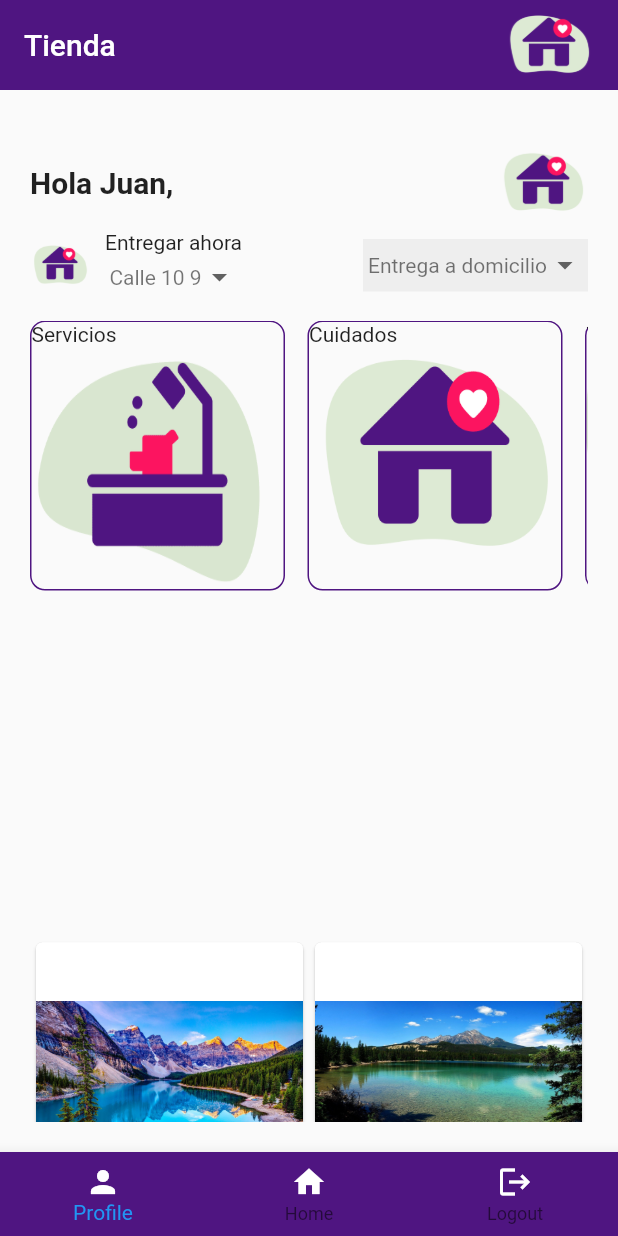
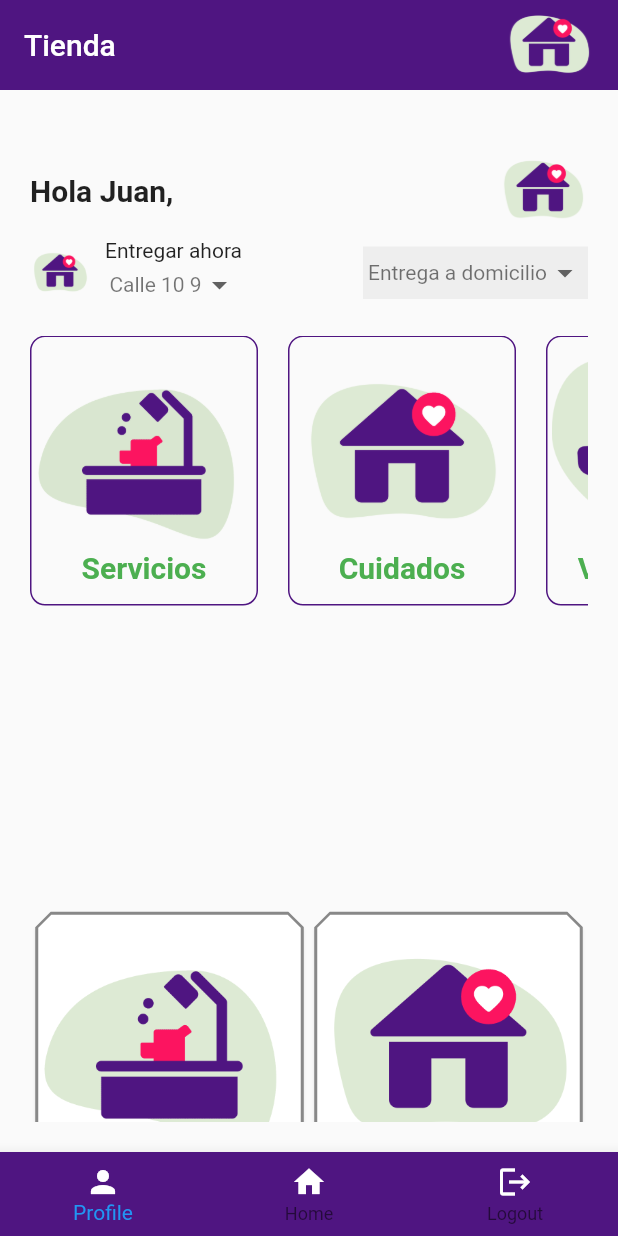
Before and after one commit to MiceliLanda/flutter_api, a Flutter app: the screen it shows after launch, on a phone screen of 412 x 824 dp. Run offline on Flutter 3.47's test engine with Material 2 defaults, Android fonts, the phone set to English and light mode, and no system bars; network calls fail.

Commit message:
viewsUpdatedGridandSlider

```diff
--- a/lib/views/Home/home.dart
+++ b/lib/views/Home/home.dart
@@ -127,51 +127,10 @@ class _HomeState extends State<Home> {
           child: Column(
             crossAxisAlignment: CrossAxisAlignment.center,
             children: [
-              Expanded(
-                flex: 2,
-                child: Column(
-                  mainAxisAlignment: MainAxisAlignment.center,
-                  children: [
-                    Row(
-                      mainAxisAlignment: MainAxisAlignment.spaceBetween,
-                      children: [
-                        const Text('Hola Juan,',
-                            style: TextStyle(
-                                fontSize: 20, fontWeight: FontWeight.bold)),
-                        Image.asset("assets/images/2.png",
-                            width: 60, height: 60),
-                        //
-                        // _comboBox()
-                      ],
-                    ),
-                    Row(
-                      mainAxisAlignment: MainAxisAlignment.spaceBetween,
-                      children: [
-                        Row(
-                          children: [
-                            Image.asset("assets/images/2.png",
-                                width: 40, height: 50),
-                            const SizedBox(
-                              width: 10,
-                            ),
-                            Column(
-                              children: [
-                                const Text('Entregar ahora'),
-                                _comboBox2(),
-                              ],
-                            )
-                          ],
-                        ),
-                        _comboBox()
-                      ],
-                    )
-                  ],
-                ),
-              ),
+              _headItems(),
               _scrollHoriontal(),
               _sliderImage(),
               // Expanded(child: _pageChanged()),
-
               _gridImages(context)
             ],
           ),
@@ -208,6 +167,47 @@ class _HomeState extends State<Home> {
                 MaterialPageRoute(builder: (context) => const Login()));
           }
         },
+      ),
+    );
+  }
+
+  Expanded _headItems() {
+    return Expanded(
+      flex: 2,
+      child: Column(
+        mainAxisAlignment: MainAxisAlignment.center,
+        children: [
+          Row(
+            mainAxisAlignment: MainAxisAlignment.spaceBetween,
+            children: [
+              const Text('Hola Juan,',
+                  style: TextStyle(fontSize: 20, fontWeight: FontWeight.bold)),
+              Image.asset("assets/images/2.png", width: 60, height: 60),
+              //
+              // _comboBox()
+            ],
+          ),
+          Row(
+            mainAxisAlignment: MainAxisAlignment.spaceBetween,
+            children: [
+              Row(
+                children: [
+                  Image.asset("assets/images/2.png", width: 40, height: 50),
+                  const SizedBox(
+                    width: 10,
+                  ),
+                  Column(
+                    children: [
+                      const Text('Entregar ahora'),
+                      _comboBox2(),
+                    ],
+                  )
+                ],
+              ),
+              _comboBox()
+            ],
+          )
+        ],
       ),
     );
   }
@@ -284,28 +284,43 @@ class _HomeState extends State<Home> {
     return Expanded(
       flex: 3,
       child: Column(
+        // mainAxisAlignment: MainAxisAlignment.center,
         children: [
-          SizedBox(
+          Container(
+            // color: Colors.greenAccent,}
             height: 180,
             child: ListView.builder(
               itemCount: images.length,
               scrollDirection: Axis.horizontal,
-                itemBuilder: (context, index) => Container(
-                      width: 170,
-                      margin: const EdgeInsets.only(right: 15),
+              itemBuilder: (context, index) => Column(
+                children: [
+                  Container(
+                    margin: const EdgeInsets.only(right: 20),
+                    height: 180,
                     decoration: BoxDecoration(
+                      // color: Colors.redAccent,
                       borderRadius: BorderRadius.circular(10),
-                        border: Border.all(color: const Color(0xff4f1581)),
-                        image: DecorationImage(
-                            image:
-                                AssetImage(images[index]['image'].toString()),
-                            fit: BoxFit.fill),
-                        // shape: BoxShape.rectangle
+                      border: Border.all(
+                        color: const Color(0xff4f1581),
+                        width: 1,
                       ),
-                      child: Text(
-                        images[index]['name'].toString(),
                     ),
-                    )),
+                    child: Column(
+                      mainAxisAlignment: MainAxisAlignment.center,
+                      children: [
+                        Image.asset(images[index]['image'].toString(),
+                            width: 150, height: 130),
+                        Text(images[index]['name'].toString(),
+                            style: const TextStyle(
+                                fontSize: 20,
+                                fontWeight: FontWeight.bold,
+                                color: Colors.green)),
+                      ],
+                    ),
+                  ),
+                ],
+              ),
+            ),
           )
         ],
       ),
@@ -316,18 +331,13 @@ class _HomeState extends State<Home> {
     return Expanded(
       flex: 2,
       child: Container(
-          margin: const EdgeInsets.only(top: 10),
+          // height: 60,
+          // margin: const EdgeInsets.only(top: 0),
           child: GridView.count(
         physics: const BouncingScrollPhysics(),
         crossAxisCount: 2,
-            children: List.generate(gridImages.length, (index) {
-              return Container(
-                // decoration: BoxDecoration(
-                //     // border: Border.all(
-                //     //     // color: const Color(0xff4f1581),
-                //     //     ),
-                //     ),
-                child: GestureDetector(
+        children: List.generate(images.length, (index) {
+          return GestureDetector(
             onTap: () {
               showDialog(
                   context: context,
@@ -349,12 +359,11 @@ class _HomeState extends State<Home> {
                                 borderRadius: BorderRadius.circular(10),
                                 child: Image.asset(gridImages[index]),
                               ),
-                                    const SizedBox(height: 10),
+                              // const SizedBox(height: 15),
                               const Text(
                                 'Travel',
                                 style: TextStyle(
-                                          fontWeight: FontWeight.bold,
-                                          fontSize: 18),
+                                    fontWeight: FontWeight.bold, fontSize: 18),
                               ),
                               const SizedBox(
                                 height: 10,
@@ -362,8 +371,7 @@ class _HomeState extends State<Home> {
                               const Text(
                                 "lorem ipsum dore asde asdh name sdt jhas khuus",
                                 style: TextStyle(
-                                          fontWeight: FontWeight.bold,
-                                          fontSize: 15),
+                                    fontWeight: FontWeight.bold, fontSize: 15),
                               )
                             ],
                           ),
@@ -373,11 +381,14 @@ class _HomeState extends State<Home> {
                   });
             },
             child: Card(
+              // color: Colors.grey[400],
               color: Colors.white,
-                    child: Center(
-                      child: Image.asset(gridImages[index]),
+              shape: BeveledRectangleBorder(
+                borderRadius: BorderRadius.circular(10),
+                side: BorderSide(color: Color.fromARGB(255, 136, 136, 136)),
               ),
-                  ),
+              child: Image.asset(images[index]['image'].toString(),
+                  width: 10, height: 11),
             ),
           );
         }),
@@ -385,9 +396,11 @@ class _HomeState extends State<Home> {
     );
   }
 
-  SizedBox _sliderImage() {
-    return SizedBox(
-      height: 200,
+  Container _sliderImage() {
+    return Container(
+      // color: Colors.yellowAccent,
+      height: 165,
+      margin: const EdgeInsets.only(top: 0),
       width: double.infinity,
       child: Column(
         children: [
@@ -395,17 +408,17 @@ class _HomeState extends State<Home> {
             child: _pageChanged(),
             flex: 1,
           ),
-          Column(
-            children: <Widget>[
-              Row(
-                mainAxisAlignment: MainAxisAlignment.center,
-                children: List.generate(
-                  _carousselImages.length,
-                  (index) => _animatedContainer(index: index),
-                ),
-              ),
-            ],
-          ),
+          // Column(
+          //   children: <Widget>[
+          //     Row(
+          //       mainAxisAlignment: MainAxisAlignment.center,
+          //       children: List.generate(
+          //         _carousselImages.length,
+          //         (index) => _animatedContainer(index: index),
+          //       ),
+          //     ),
+          //   ],
+          // ),
         ],
       ),
     );
@@ -472,14 +485,21 @@ class ContainerBoarding extends StatelessWidget {
             Container(
               decoration: BoxDecoration(
                 borderRadius: BorderRadius.circular(10),
+                // color: Colors.redAccent,
               ),
               child: Column(
                 children: [
-                  Image.network(image),
-                  Text(
-                    text,
-                    style: const TextStyle(fontSize: 20),
+                  ClipRRect(
+                    borderRadius: BorderRadius.circular(10),
+                    child: Image(
+                      image: NetworkImage(image),
                     ),
+                  ),
+                  // Image.network(image),
+                  // Text(
+                  //   text,
+                  //   style: const TextStyle(fontSize: 20),
+                  // ),
                 ],
               ),
             ),
```
Lines whose indentation alone changed are shown as unchanged.
